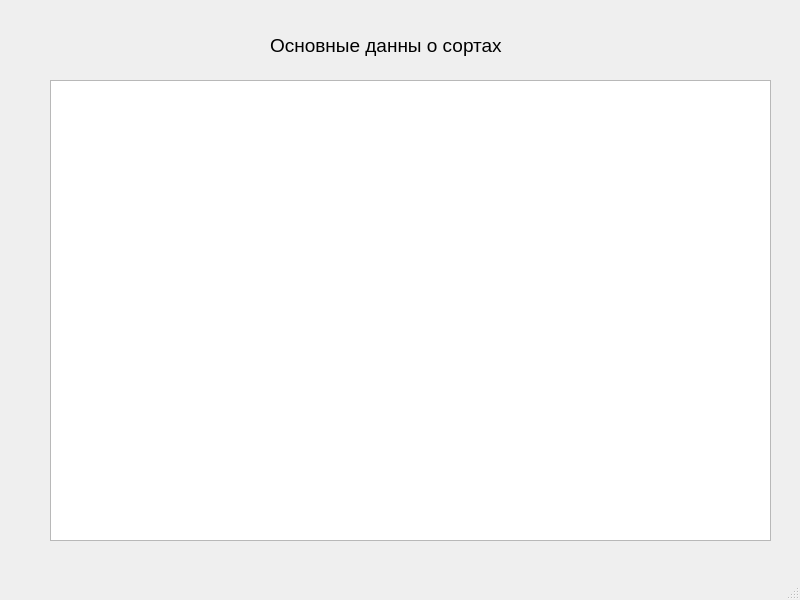
Before: the Qt Designer form main.ui in cyaneliq/Espresso, drawn with Qt 5.
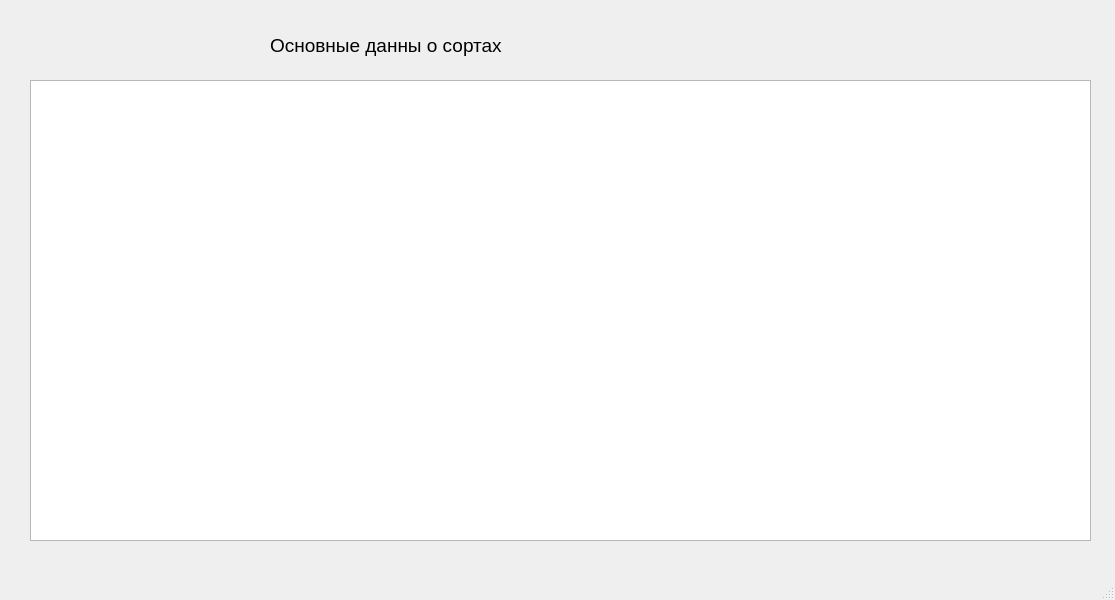
After: the same form once the commit is applied.

```diff
--- a/main.ui
+++ b/main.ui
@@ -6,7 +6,7 @@
    <rect>
     <x>0</x>
     <y>0</y>
-    <width>800</width>
+    <width>1115</width>
     <height>600</height>
    </rect>
   </property>
@@ -35,9 +35,9 @@
    <widget class="QTableWidget" name="tableWidget">
     <property name="geometry">
      <rect>
-      <x>50</x>
+      <x>30</x>
       <y>80</y>
-      <width>721</width>
+      <width>1061</width>
       <height>461</height>
      </rect>
     </property>
```
Left out of the diff: 2 changed lines with no effect on the pictures.
